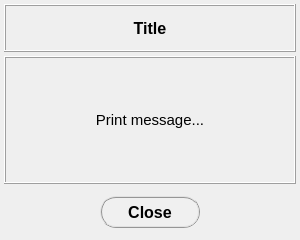
Above: data/ui_files/general/print_messages2.ui from MOPT-UFSC/VIBRA before the change. Below: the same form after it.
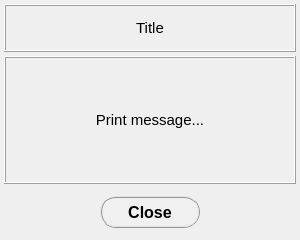
That is the form after the change.

```diff
--- a/data/ui_files/general/print_messages2.ui
+++ b/data/ui_files/general/print_messages2.ui
@@ -254,10 +254,10 @@
         <property name="font">
          <font>
           <family>MS Shell Dlg 2</family>
-          <pointsize>12</pointsize>
-          <weight>75</weight>
+          <pointsize>11</pointsize>
+          <weight>50</weight>
           <italic>false</italic>
-          <bold>true</bold>
+          <bold>false</bold>
          </font>
         </property>
         <property name="styleSheet">
```
